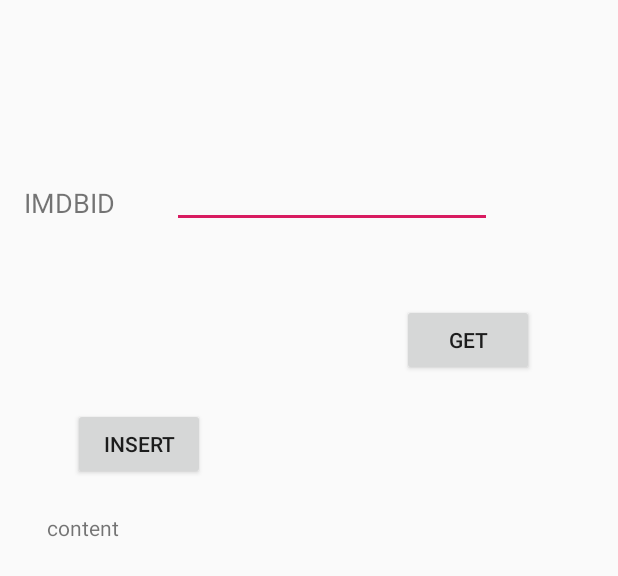
After one commit to AlexCabezas2018/MyFilmList, an Android app: the layout activity_test_activiy.xml on its own in the app's theme, with its tools: preview values and no code run, on a phone screen of 412 x 824 dp. The commit adds this screen. Shown: the top 576 px of the screen. Run offline under Robolectric (Android 15) with nearby library versions, the phone set to English and light mode, and no system bars.

```diff
--- a/app/src/main/java/com/example/myfilmlist/integration/daoreview/DAOReview.java
+++ b/app/src/main/java/com/example/myfilmlist/integration/daoreview/DAOReview.java
@@ -5,6 +5,7 @@ import android.util.Pair;
 
 import com.example.myfilmlist.business.review.TReview;
 import com.example.myfilmlist.exceptions.DAOException;
+import com.example.myfilmlist.presentation.context.Context;
 
 /**
  * This class is used to access to a local database and store and load data
@@ -18,6 +19,6 @@ public abstract class DAOReview {
         return instance;
     }
 
-    public abstract void saveReview(Pair<Activity, TReview> review) throws DAOException;
-    public abstract TReview loadReview(Pair<Activity, Integer> toFind) throws DAOException;
+    public abstract void saveReview(Context reviewToSave) throws DAOException;
+    public abstract TReview loadReview(Context toFind) throws DAOException;
 }
--- a/app/src/main/java/com/example/myfilmlist/presentation/command/LoadReviewCommand.java
+++ b/app/src/main/java/com/example/myfilmlist/presentation/command/LoadReviewCommand.java
@@ -12,8 +12,7 @@ public class LoadReviewCommand implements Command {
 
     @Override
     public Context execute(Context inputData) throws ASException {
-        Pair<Activity, Integer> data = (Pair<Activity, Integer>) inputData.getData();
-        TReview review = ASReview.getInstance().loadReview(data);
+        TReview review = ASReview.getInstance().loadReview(inputData);
         return new Context(inputData.getEvent(), inputData.getActivity(), review);
     }
 }
--- a/app/src/main/java/com/example/myfilmlist/presentation/command/SaveReviewCommand.java
+++ b/app/src/main/java/com/example/myfilmlist/presentation/command/SaveReviewCommand.java
@@ -11,8 +11,7 @@ import com.example.myfilmlist.presentation.context.Context;
 public class SaveReviewCommand implements Command {
     @Override
     public Context execute(Context inputData) throws ASException {
-        Pair<Activity, TReview> data = (Pair<Activity, TReview>) inputData.getData();
-        boolean toReturn = ASReview.getInstance().saveReview(data);
+        boolean toReturn = ASReview.getInstance().saveReview(inputData);
         return new Context(inputData.getEvent(), inputData.getActivity(), toReturn);
     }
 }
--- a/app/src/main/java/com/example/myfilmlist/presentation/views/UpdatingView.java
+++ b/app/src/main/java/com/example/myfilmlist/presentation/views/UpdatingView.java
@@ -1,4 +1,6 @@
 package com.example.myfilmlist.presentation.views;
+
+import android.support.v7.app.AppCompatActivity;
 
 import com.example.myfilmlist.presentation.context.Context;
 
@@ -6,6 +8,6 @@ import com.example.myfilmlist.presentation.context.Context;
  * With this interface, the classes that implements it must include this method,
  * which is useful for the presenter
  */
-public interface UpdatingView {
-    void update(Context resultData);
+public abstract class UpdatingView extends AppCompatActivity {
+    public abstract void update(Context resultData);
 }
--- a/app/src/main/java/com/example/myfilmlist/presentation/views/activities/SearchActivity.java
+++ b/app/src/main/java/com/example/myfilmlist/presentation/views/activities/SearchActivity.java
@@ -26,7 +26,7 @@ import com.example.myfilmlist.presentation.views.UpdatingView;
 
 import java.util.List;
 
-public class SearchActivity extends AppCompatActivity implements UpdatingView {
+public class SearchActivity extends UpdatingView {
 
     public static final String FULL_FILM_FROM_SEARCHVIEW = "FFFSV";
 
--- /dev/null
+++ b/app/src/main/res/layout/activity_test_activiy.xml
@@ -0,0 +1,79 @@
+<?xml version="1.0" encoding="utf-8"?>
+<android.support.constraint.ConstraintLayout xmlns:android="http://schemas.android.com/apk/res/android"
+    xmlns:app="http://schemas.android.com/apk/res-auto"
+    xmlns:tools="http://schemas.android.com/tools"
+    android:layout_width="match_parent"
+    android:layout_height="match_parent"
+    tools:context=".presentation.views.activities.TestActiviy">
+
+    <TextView
+        android:id="@+id/textView"
+        android:layout_width="wrap_content"
+        android:layout_height="wrap_content"
+        android:layout_marginStart="16dp"
+        android:layout_marginTop="8dp"
+        android:layout_marginBottom="8dp"
+        android:text="IMDBID"
+        android:textSize="18sp"
+        app:layout_constraintBottom_toBottomOf="parent"
+        app:layout_constraintStart_toStartOf="parent"
+        app:layout_constraintTop_toTopOf="parent"
+        app:layout_constraintVertical_bias="0.146" />
+
+    <EditText
+        android:id="@+id/testeditext"
+        android:layout_width="wrap_content"
+        android:layout_height="wrap_content"
+        android:layout_marginTop="8dp"
+        android:layout_marginEnd="84dp"
+        android:layout_marginBottom="8dp"
+        android:ems="10"
+        android:inputType="number"
+        app:layout_constraintBottom_toBottomOf="parent"
+        app:layout_constraintEnd_toEndOf="parent"
+        app:layout_constraintTop_toTopOf="parent"
+        app:layout_constraintVertical_bias="0.129" />
+
+    <Button
+        android:id="@+id/buttonInsert"
+        android:layout_width="wrap_content"
+        android:layout_height="wrap_content"
+        android:layout_marginStart="44dp"
+        android:layout_marginEnd="8dp"
+        android:layout_marginBottom="504dp"
+        android:text="INSERT"
+        app:layout_constraintBottom_toBottomOf="parent"
+        app:layout_constraintEnd_toEndOf="parent"
+        app:layout_constraintHorizontal_bias="0.018"
+        app:layout_constraintStart_toStartOf="parent" />
+
+    <Button
+        android:id="@+id/buttonGet"
+        android:layout_width="wrap_content"
+        android:layout_height="wrap_content"
+        android:layout_marginStart="268dp"
+        android:layout_marginTop="8dp"
+        android:layout_marginBottom="8dp"
+        android:text="GET"
+        app:layout_constraintBottom_toBottomOf="parent"
+        app:layout_constraintStart_toStartOf="parent"
+        app:layout_constraintTop_toTopOf="parent"
+        app:layout_constraintVertical_bias="0.256" />
+
+    <TextView
+        android:id="@+id/textView3"
+        android:layout_width="348dp"
+        android:layout_height="260dp"
+        android:layout_marginStart="8dp"
+        android:layout_marginTop="8dp"
+        android:layout_marginEnd="8dp"
+        android:layout_marginBottom="8dp"
+        android:text="content"
+        app:layout_constraintBottom_toBottomOf="parent"
+        app:layout_constraintEnd_toEndOf="parent"
+        app:layout_constraintHorizontal_bias="0.489"
+        app:layout_constraintStart_toStartOf="parent"
+        app:layout_constraintTop_toTopOf="parent"
+        app:layout_constraintVertical_bias="0.61" />
+
+</android.support.constraint.ConstraintLayout>
```
Also changed, not shown: app/src/main/java/com/example/myfilmlist/business/review/reviewappservice/ASReview.java (+3 -5 lines), app/src/main/java/com/example/myfilmlist/business/review/reviewappservice/ASReviewImp.java (+7 -4 lines), app/src/main/java/com/example/myfilmlist/integration/daoreview/DAOReviewImp.java (+8 -7 lines), app/src/main/java/com/example/myfilmlist/presentation/views/activities/TestActiviy.java (added, +84 -0 lines).
